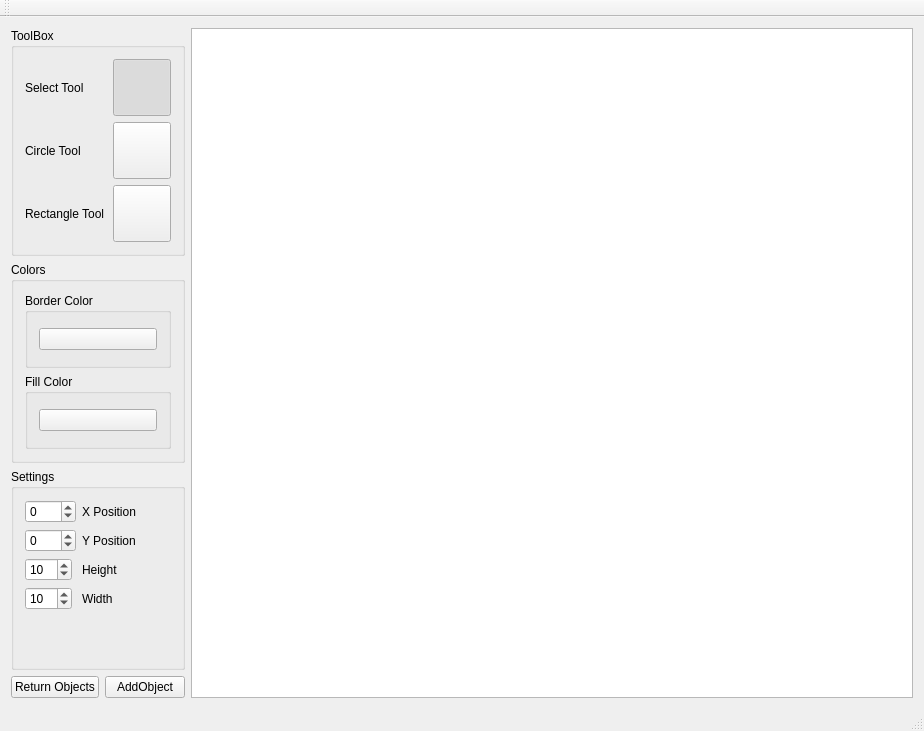
This is mainwindow.ui in benediktrauch/VectorDrawing as Qt 5 draws it before an edit. The edited form follows.
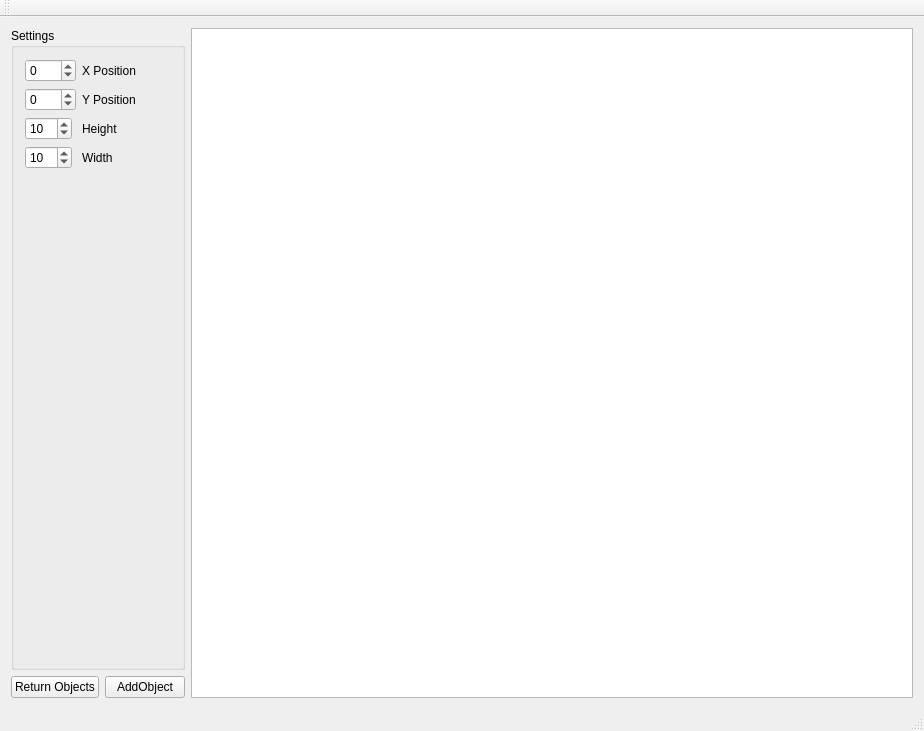
This is the edited form. Icons and pictures are not drawn. Custom widgets are drawn as their Qt base class.

Diff of the .ui file:
```diff
--- a/mainwindow.ui
+++ b/mainwindow.ui
@@ -19,7 +19,7 @@
      <layout class="QGridLayout" name="gridLayout_3">
       <item row="0" column="2">
        <layout class="QGridLayout" name="gridLayout_2">
-        <item row="5" column="0">
+        <item row="3" column="0">
          <widget class="QGroupBox" name="groupBox_4">
           <property name="title">
            <string>Settings</string>
@@ -130,192 +130,6 @@
           </item>
          </layout>
         </item>
-        <item row="4" column="0">
-         <layout class="QHBoxLayout" name="horizontalLayout_5">
-          <item>
-           <widget class="QGroupBox" name="groupBox_5">
-            <property name="title">
-             <string>Colors</string>
-            </property>
-            <property name="flat">
-             <bool>false</bool>
-            </property>
-            <layout class="QVBoxLayout" name="verticalLayout">
-             <item>
-              <widget class="QGroupBox" name="groupBox_3">
-               <property name="title">
-                <string>Border Color</string>
-               </property>
-               <layout class="QVBoxLayout" name="verticalLayout_5">
-                <item>
-                 <widget class="ColorButton" name="pb_border_color">
-                  <property name="text">
-                   <string/>
-                  </property>
-                 </widget>
-                </item>
-               </layout>
-              </widget>
-             </item>
-             <item>
-              <widget class="QGroupBox" name="groupBox_2">
-               <property name="title">
-                <string>Fill Color</string>
-               </property>
-               <layout class="QVBoxLayout" name="verticalLayout_4">
-                <item>
-                 <widget class="ColorButton" name="pb_fill_color">
-                  <property name="text">
-                   <string/>
-                  </property>
-                 </widget>
-                </item>
-               </layout>
-              </widget>
-             </item>
-            </layout>
-           </widget>
-          </item>
-         </layout>
-        </item>
-        <item row="2" column="0">
-         <widget class="QGroupBox" name="groupBox">
-          <property name="title">
-           <string>ToolBox</string>
-          </property>
-          <layout class="QGridLayout" name="gridLayout_4">
-           <item row="0" column="0">
-            <widget class="QLabel" name="label">
-             <property name="text">
-              <string>Select Tool</string>
-             </property>
-            </widget>
-           </item>
-           <item row="0" column="1">
-            <widget class="QToolButton" name="pb_select">
-             <property name="sizePolicy">
-              <sizepolicy hsizetype="Fixed" vsizetype="Fixed">
-               <horstretch>0</horstretch>
-               <verstretch>0</verstretch>
-              </sizepolicy>
-             </property>
-             <property name="baseSize">
-              <size>
-               <width>0</width>
-               <height>0</height>
-              </size>
-             </property>
-             <property name="autoFillBackground">
-              <bool>false</bool>
-             </property>
-             <property name="styleSheet">
-              <string notr="true">img: url(:/new/prefix1/ic_pan_tool_black_48dp.png);</string>
-             </property>
-             <property name="text">
-              <string/>
-             </property>
-             <property name="icon">
-              <iconset resource="Images/selecttool.qrc">
-               <normaloff>:/new/prefix1/ic_pan_tool_black_48dp.png</normaloff>:/new/prefix1/ic_pan_tool_black_48dp.png</iconset>
-             </property>
-             <property name="iconSize">
-              <size>
-               <width>50</width>
-               <height>50</height>
-              </size>
-             </property>
-             <property name="checkable">
-              <bool>true</bool>
-             </property>
-             <property name="checked">
-              <bool>true</bool>
-             </property>
-             <property name="autoExclusive">
-              <bool>true</bool>
-             </property>
-            </widget>
-           </item>
-           <item row="1" column="0">
-            <widget class="QLabel" name="label_2">
-             <property name="text">
-              <string>Circle Tool</string>
-             </property>
-            </widget>
-           </item>
-           <item row="1" column="1">
-            <widget class="QToolButton" name="pb_circle">
-             <property name="sizePolicy">
-              <sizepolicy hsizetype="Fixed" vsizetype="Fixed">
-               <horstretch>0</horstretch>
-               <verstretch>0</verstretch>
-              </sizepolicy>
-             </property>
-             <property name="styleSheet">
-              <string notr="true">img: url(:/new/prefix1/ic_fiber_manual_record_black_48dp.png);</string>
-             </property>
-             <property name="text">
-              <string/>
-             </property>
-             <property name="icon">
-              <iconset resource="Images/selecttool.qrc">
-               <normaloff>:/new/prefix1/ic_fiber_manual_record_black_48dp.png</normaloff>:/new/prefix1/ic_fiber_manual_record_black_48dp.png</iconset>
-             </property>
-             <property name="iconSize">
-              <size>
-               <width>50</width>
-               <height>50</height>
-              </size>
-             </property>
-             <property name="checkable">
-              <bool>true</bool>
-             </property>
-             <property name="autoExclusive">
-              <bool>true</bool>
-             </property>
-            </widget>
-           </item>
-           <item row="2" column="0">
-            <widget class="QLabel" name="label_3">
-             <property name="text">
-              <string>Rectangle Tool</string>
-             </property>
-            </widget>
-           </item>
-           <item row="2" column="1">
-            <widget class="QToolButton" name="pb_rect">
-             <property name="sizePolicy">
-              <sizepolicy hsizetype="Fixed" vsizetype="Fixed">
-               <horstretch>0</horstretch>
-               <verstretch>0</verstretch>
-              </sizepolicy>
-             </property>
-             <property name="styleSheet">
-              <string notr="true">img: url(:/new/prefix1/ic_stop_black_48dp.png);</string>
-             </property>
-             <property name="text">
-              <string/>
-             </property>
-             <property name="icon">
-              <iconset resource="Images/selecttool.qrc">
-               <normaloff>:/new/prefix1/ic_stop_black_48dp.png</normaloff>:/new/prefix1/ic_stop_black_48dp.png</iconset>
-             </property>
-             <property name="iconSize">
-              <size>
-               <width>50</width>
-               <height>50</height>
-              </size>
-             </property>
-             <property name="checkable">
-              <bool>true</bool>
-             </property>
-             <property name="autoExclusive">
-              <bool>true</bool>
-             </property>
-            </widget>
-           </item>
-          </layout>
-         </widget>
-        </item>
        </layout>
       </item>
       <item row="0" column="3">
@@ -353,15 +167,6 @@
   <widget class="QStatusBar" name="statusBar"/>
  </widget>
  <layoutdefault spacing="6" margin="11"/>
- <customwidgets>
-  <customwidget>
-   <class>ColorButton</class>
-   <extends>QPushButton</extends>
-   <header>colorbutton.h</header>
-  </customwidget>
- </customwidgets>
- <resources>
-  <include location="Images/selecttool.qrc"/>
- </resources>
+ <resources/>
  <connections/>
 </ui>
```
Left out of the diff: 2 changed lines with no effect on the pictures.
